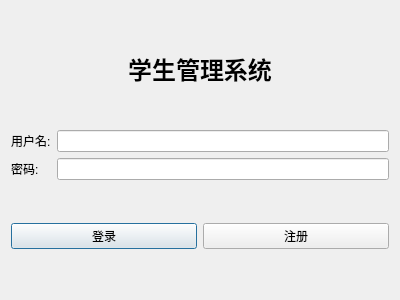
Qt form ui/logindialog.ui (13088916luoyi/StudentManager) before a commit.
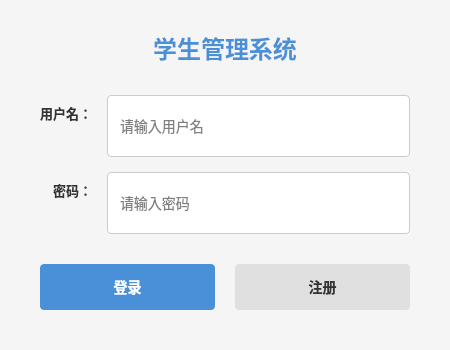
The same form after that commit.

```diff
--- a/ui/logindialog.ui
+++ b/ui/logindialog.ui
@@ -6,27 +6,78 @@
    <rect>
     <x>0</x>
     <y>0</y>
-    <width>400</width>
-    <height>300</height>
+    <width>450</width>
+    <height>350</height>
    </rect>
   </property>
   <property name="windowTitle">
-   <string>登录</string>
+   <string>学生管理系统 - 登录</string>
+  </property>
+  <property name="styleSheet">
+   <string notr="true">QDialog {
+    background-color: #f5f5f5;
+}
+QLabel {
+    font-size: 13px;
+    color: #333333;
+    font-weight: bold;
+}
+QLabel#titleLabel {
+    font-size: 24px;
+    font-weight: bold;
+    color: #4a90d9;
+}
+QLineEdit {
+    padding: 10px;
+    border: 1px solid #cccccc;
+    border-radius: 4px;
+    background-color: white;
+    font-size: 14px;
+    min-height: 40px;
+}
+QLineEdit:focus {
+    border: 2px solid #4a90d9;
+}
+QPushButton {
+    padding: 12px 30px;
+    border: none;
+    border-radius: 4px;
+    font-size: 14px;
+    font-weight: bold;
+    min-width: 100px;
+}
+QPushButton#loginButton {
+    background-color: #4a90d9;
+    color: white;
+}
+QPushButton#loginButton:hover {
+    background-color: #3a7bc8;
+}
+QPushButton#registerButton {
+    background-color: #e0e0e0;
+    color: #333333;
+}
+QPushButton#registerButton:hover {
+    background-color: #d0d0d0;
+}
+</string>
   </property>
   <layout class="QVBoxLayout" name="verticalLayout">
-   <item>
-    <spacer name="verticalSpacer">
-     <property name="orientation">
-      <enum>Qt::Vertical</enum>
-     </property>
-     <property name="sizeHint" stdset="0">
-      <size>
-       <width>20</width>
-       <height>40</height>
-      </size>
-     </property>
-    </spacer>
-   </item>
+   <property name="spacing">
+    <number>20</number>
+   </property>
+   <property name="leftMargin">
+    <number>40</number>
+   </property>
+   <property name="topMargin">
+    <number>30</number>
+   </property>
+   <property name="rightMargin">
+    <number>40</number>
+   </property>
+   <property name="bottomMargin">
+    <number>30</number>
+   </property>
    <item>
     <widget class="QLabel" name="titleLabel">
      <property name="text">
@@ -35,13 +86,6 @@
      <property name="alignment">
       <set>Qt::AlignCenter</set>
      </property>
-     <property name="font">
-      <font>
-       <pointsize>18</pointsize>
-       <weight>75</weight>
-       <bold>true</bold>
-      </font>
-     </property>
     </widget>
    </item>
    <item>
@@ -59,20 +103,33 @@
    </item>
    <item>
     <layout class="QFormLayout" name="formLayout">
+     <property name="spacing">
+      <number>15</number>
+     </property>
+     <property name="labelAlignment">
+      <set>Qt::AlignRight|Qt::AlignVCenter</set>
+     </property>
+     <property name="fieldGrowthPolicy">
+      <enum>QFormLayout::ExpandingFieldsGrow</enum>
+     </property>
      <item row="0" column="0">
       <widget class="QLabel" name="usernameLabel">
        <property name="text">
-        <string>用户名:</string>
+        <string>用户名：</string>
        </property>
       </widget>
      </item>
      <item row="0" column="1">
-      <widget class="QLineEdit" name="usernameEdit"/>
+      <widget class="QLineEdit" name="usernameEdit">
+       <property name="placeholderText">
+        <string>请输入用户名</string>
+       </property>
+      </widget>
      </item>
      <item row="1" column="0">
       <widget class="QLabel" name="passwordLabel">
        <property name="text">
-        <string>密码:</string>
+        <string>密码：</string>
        </property>
       </widget>
      </item>
@@ -81,6 +138,9 @@
        <property name="echoMode">
         <enum>QLineEdit::Password</enum>
        </property>
+       <property name="placeholderText">
+        <string>请输入密码</string>
+       </property>
       </widget>
      </item>
     </layout>
@@ -100,6 +160,9 @@
    </item>
    <item>
     <layout class="QHBoxLayout" name="horizontalLayout">
+     <property name="spacing">
+      <number>20</number>
+     </property>
      <item>
       <widget class="QPushButton" name="loginButton">
        <property name="text">
@@ -124,7 +187,7 @@
      <property name="sizeHint" stdset="0">
       <size>
        <width>20</width>
-       <height>40</height>
+       <height>20</height>
       </size>
      </property>
     </spacer>
```
Left out of the diff: 2 changed lines with no effect on the pictures.
